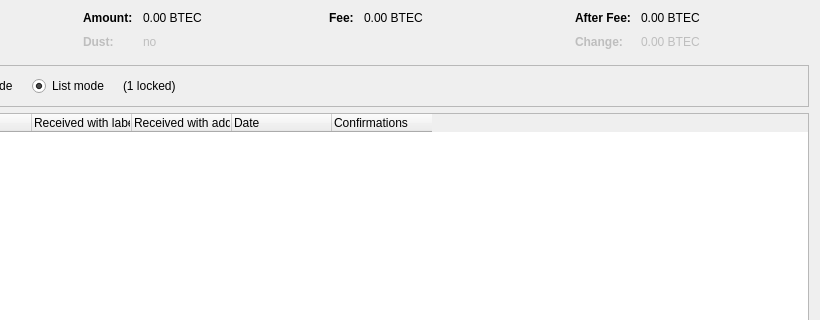
First picture: the form in src/qt/forms/coincontroldialog.ui, repository 10sec-project/10seconds, before the edit; both pictures show x 180 to 1000 and y 0 to 320 of the 1000 by 500 pixel window.
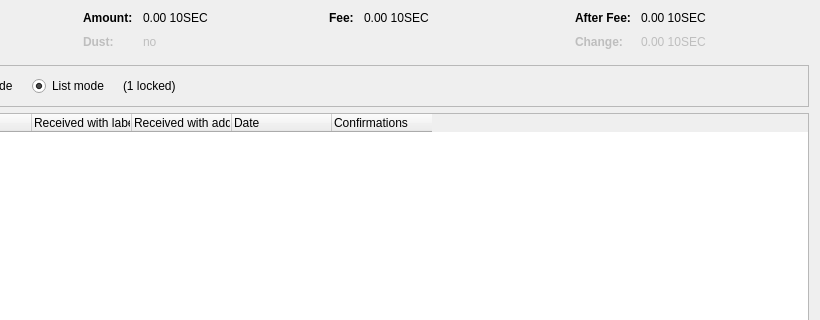
Second picture: the form after the edit. Custom widgets are drawn as their Qt base class.

What changed in the file:
```diff
--- a/src/qt/forms/coincontroldialog.ui
+++ b/src/qt/forms/coincontroldialog.ui
@@ -132,7 +132,7 @@
           <enum>Qt::ActionsContextMenu</enum>
          </property>
          <property name="text">
-          <string notr="true">0.00 BTEC</string>
+          <string notr="true">0.00 10SEC</string>
          </property>
          <property name="textInteractionFlags">
           <set>Qt::LinksAccessibleByMouse|Qt::TextSelectableByKeyboard|Qt::TextSelectableByMouse</set>
@@ -212,7 +212,7 @@
           <enum>Qt::ActionsContextMenu</enum>
          </property>
          <property name="text">
-          <string notr="true">0.00 BTEC</string>
+          <string notr="true">0.00 10SEC</string>
          </property>
          <property name="textInteractionFlags">
           <set>Qt::LinksAccessibleByMouse|Qt::TextSelectableByKeyboard|Qt::TextSelectableByMouse</set>
@@ -257,7 +257,7 @@
           <enum>Qt::ActionsContextMenu</enum>
          </property>
          <property name="text">
-          <string notr="true">0.00 BTEC</string>
+          <string notr="true">0.00 10SEC</string>
          </property>
          <property name="textInteractionFlags">
           <set>Qt::LinksAccessibleByMouse|Qt::TextSelectableByKeyboard|Qt::TextSelectableByMouse</set>
@@ -292,7 +292,7 @@
           <enum>Qt::ActionsContextMenu</enum>
          </property>
          <property name="text">
-          <string notr="true">0.00 BTEC</string>
+          <string notr="true">0.00 10SEC</string>
          </property>
          <property name="textInteractionFlags">
           <set>Qt::LinksAccessibleByMouse|Qt::TextSelectableByKeyboard|Qt::TextSelectableByMouse</set>
```
